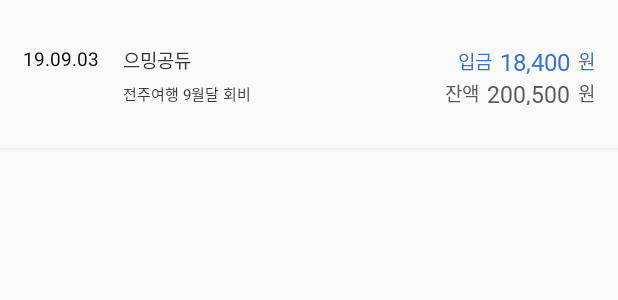
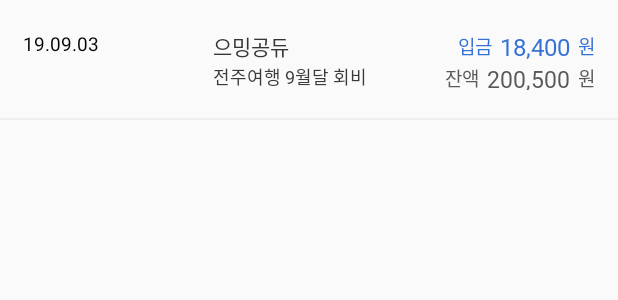
Before and after one commit to tikkeulmoa/tikkeulmoa-android, an Android app: the layout item_rcv_account_detail.xml on its own in the app's theme, with its tools: preview values and no code run, on a phone screen of 412 x 824 dp. Shown: the top 300 px of the screen. Run offline under Robolectric (Android 15) with nearby library versions, the phone set to English and light mode, and no system bars.

Commit message:
입출금내역 조회 오류 수정

```diff
--- a/app/src/main/java/tikkeulmoa/cimile/org/model/GetDpsAndWtdrListResponseData.kt
+++ b/app/src/main/java/tikkeulmoa/cimile/org/model/GetDpsAndWtdrListResponseData.kt
@@ -8,6 +8,7 @@ data class GetDpsAndWtdrListResponseData (
    val balance : String,
    val is_in : Int,
    val memo : String,
-   val date : String
+   val date : String,
+   val name : String
 
 )
--- a/app/src/main/java/tikkeulmoa/cimile/org/ui/MainRecyclerViewAdapter.kt
+++ b/app/src/main/java/tikkeulmoa/cimile/org/ui/MainRecyclerViewAdapter.kt
@@ -27,7 +27,11 @@ class MainRecyclerViewAdapter(val ctx: Context, var dataList: ArrayList<AccountD
         holder.account_name.text = dataList[position].name
         holder.account_balance.text = dataList[position].price.toString()
         holder.btn_account.setOnClickListener {
-            ctx.startActivity<AccountDetailActivity>("group_idx" to dataList[position].idx)
+            ctx.startActivity<AccountDetailActivity>("group_idx" to dataList[position].idx,
+                "account_num" to dataList[position].acount_number,
+                "account_name" to dataList[position].name,
+                "account_money" to dataList[position].price)
+
         }
         if(dataList[position].exist == 0){
             holder.non_exist.visibility = View.VISIBLE
--- a/app/src/main/java/tikkeulmoa/cimile/org/ui/account/adapter/AccountDetailAdapter.kt
+++ b/app/src/main/java/tikkeulmoa/cimile/org/ui/account/adapter/AccountDetailAdapter.kt
@@ -41,6 +41,7 @@ class AccountDetailAdapter(val ctx : Context, var dataList:ArrayList<GetDpsAndWt
         }
         holder.total_money.text = dataList[position].balance
         holder.memo.text = dataList[position].memo
+        holder.name.text = dataList[position].name
 
 
 
--- a/app/src/main/res/layout/item_rcv_account_detail.xml
+++ b/app/src/main/res/layout/item_rcv_account_detail.xml
@@ -2,7 +2,7 @@
 <RelativeLayout xmlns:android="http://schemas.android.com/apk/res/android"
               android:orientation="vertical"
               android:layout_width="match_parent"
-              android:layout_height="100dp">
+              android:layout_height="80dp">
     <RelativeLayout
             android:layout_centerVertical="true"
             android:layout_width="match_parent"
@@ -18,13 +18,13 @@
                 android:text="19.09.03"/>
         <RelativeLayout
                 android:layout_alignParentRight="true"
-                android:layout_width="330dp"
+                android:layout_width="270dp"
                 android:layout_height="40dp">
             <TextView
                     android:id="@+id/account_user_name"
                     android:layout_width="wrap_content"
                     android:layout_height="wrap_content"
-                    android:textSize="12.5sp"
+                    android:textSize="14sp"
                     android:textColor="#353535"
                     android:text="으밍공듀"/>
             <TextView
@@ -32,7 +32,7 @@
                     android:layout_alignParentBottom="true"
                     android:layout_width="wrap_content"
                     android:layout_height="wrap_content"
-                    android:textSize="10sp"
+                    android:textSize="12sp"
                     android:textColor="#3a3a3a"
                     android:text="전주여행 9월달 회비"/>
             <RelativeLayout
@@ -85,7 +85,7 @@
                         android:layout_marginRight="5dp"
                         android:layout_toLeftOf="@+id/account_total_money"
                         android:layout_alignParentBottom="true"
-                        android:layout_centerVertical="true"
+
                         android:layout_width="wrap_content"
                         android:layout_height="wrap_content"
                         android:textSize="12.5sp"
@@ -97,7 +97,6 @@
                         android:layout_marginRight="5dp"
                         android:layout_toLeftOf="@id/total_won"
                         android:layout_alignParentBottom="true"
-                        android:gravity="center_vertical"
                         android:layout_width="wrap_content"
                         android:layout_height="wrap_content"
                         android:textSize="15sp"
```
Also changed, not shown: app/src/main/java/tikkeulmoa/cimile/org/ui/account/AccountDetailActivity.kt (+14 -2 lines).
